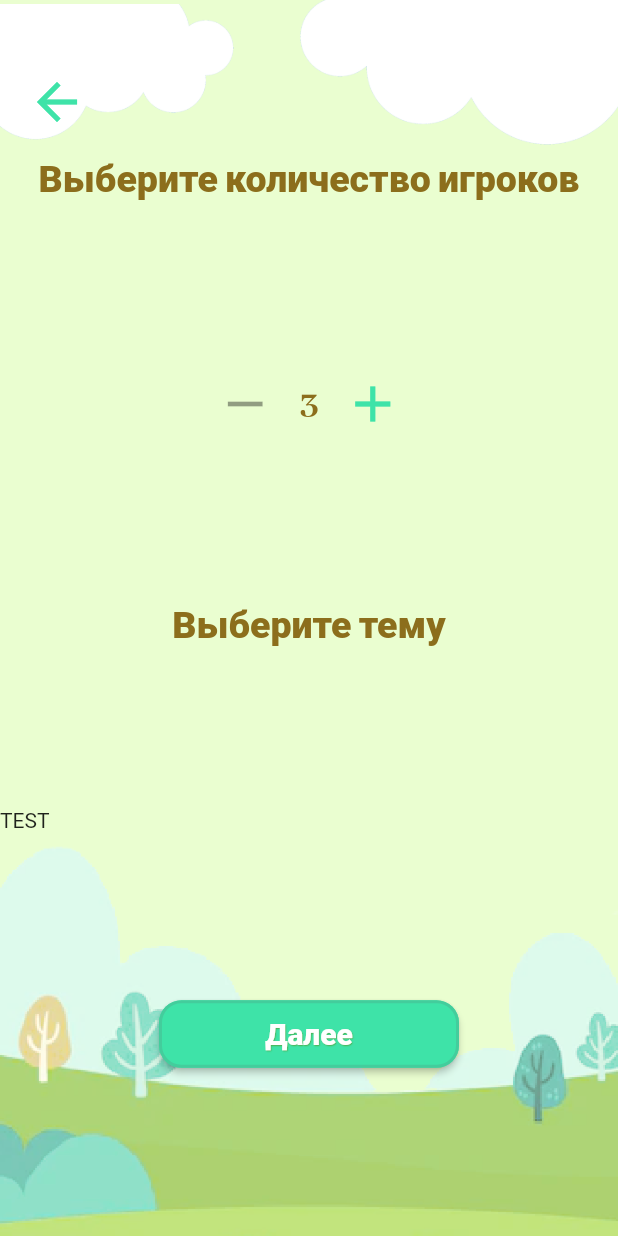
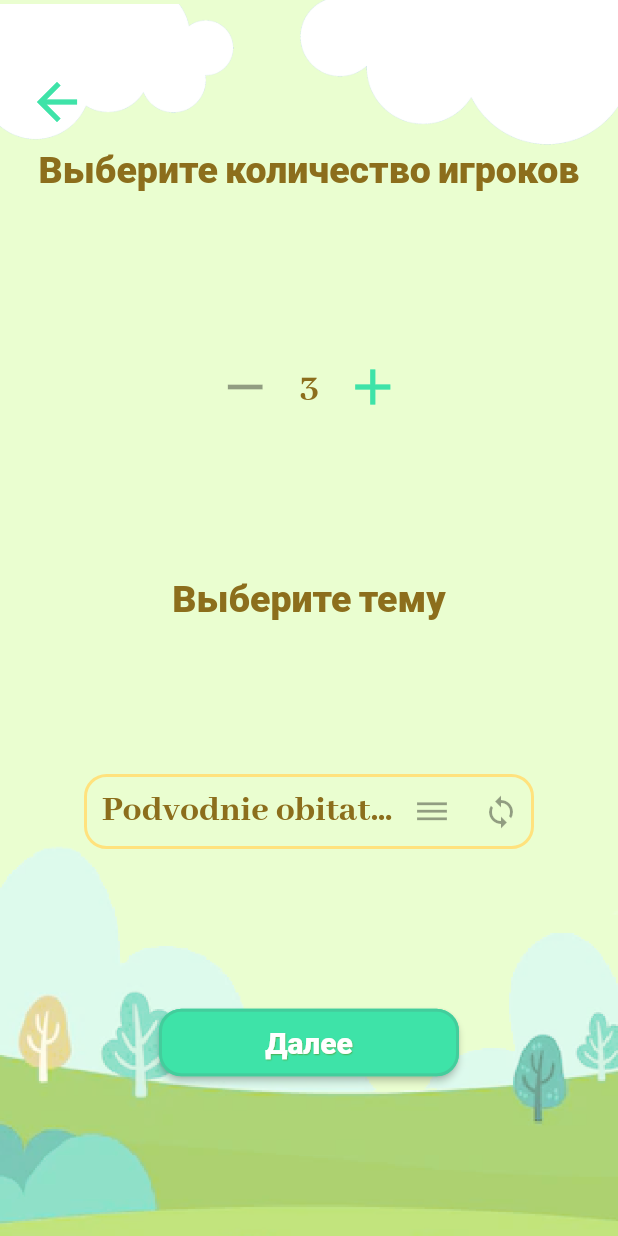
Before and after one commit to rataysh/Dart-Flutter-learning, a Flutter app: the screen it shows after launch, after a tap on "Новая игра", on a phone screen of 412 x 824 dp. Run offline on Flutter 3.47's test engine with Material 2 defaults, Android fonts, the light colour scheme and no system bars; our stand-ins replace flip_card, flutter_swiper.

Commit message:
themeChoues

```diff
--- a/lib/classes/AllTheme.dart
+++ b/lib/classes/AllTheme.dart
@@ -7,7 +7,9 @@ import '../const/standartTheme.dart';
 class AllTheme {
   List listAllTheme;
 
+
   AllTheme({required this.listAllTheme});
+
 }
 
 
--- a/lib/screens/newGameRole.dart
+++ b/lib/screens/newGameRole.dart
@@ -1,7 +1,6 @@
 import 'package:flutter/cupertino.dart';
 import 'package:flutter/material.dart';
-
-// import 'package:flutter_swipable/flutter_swipable.dart';
+import '../classes/AllTheme.dart';
 import '../const/slyles.dart';
 import 'elementsOfScreens/backButton.dart';
 import 'elementsOfScreens/background.dart';
@@ -51,7 +50,7 @@ class _NewGameRoleState extends State<NewGameRole> {
             child: ElevatedButton(
               style: mainMenuButtonStyle,
               onPressed: () {
-                // print(_argumentsPlayersName['3']);
+                print(myAllTheme.listAllTheme[0].name);
               },
               child: const Text(
                 'TEST',
@@ -85,7 +84,7 @@ class _NewGameRoleState extends State<NewGameRole> {
           width: 4,
           color: Colors.black,
         ),
-        // color: colorDisabledButton,
+        color: colorDisabledButton,
       ),
       child: Text(
           '$_tempName',
--- a/lib/screens/newGameStart.dart
+++ b/lib/screens/newGameStart.dart
@@ -35,7 +35,7 @@ class _AddNewPlayersState extends State<AddNewPlayers> {
         _myChouseQuantity(),
         const Text('Выберите тему', style: eachThemeHeaderTextStyle),
         // eachThemeForm('TEST'),
-        _myChouseTheme('TEST'),
+        _myChouseTheme('Podvodnie obitateli'),
         Padding(
           padding: const EdgeInsets.all(6.0),
           child: ElevatedButton(
@@ -53,6 +53,10 @@ class _AddNewPlayersState extends State<AddNewPlayers> {
       ],
     );
   }
+
+  // _funcAllTheme() {
+  //   print('TESTTT');
+  // }
 
   _myChouseQuantity() {
     return Row(
@@ -112,9 +116,49 @@ class _AddNewPlayersState extends State<AddNewPlayers> {
 
   _myChouseTheme(data) {
     return Row(
+      mainAxisAlignment: MainAxisAlignment.center,
       children: [
-
-        Text(data),
+        Container(
+          alignment: Alignment.center,
+          width: 300,
+          height: 50,
+          child: TextField(
+            enabled: false,
+            // textAlign: TextAlign.center,
+            decoration: InputDecoration(
+              // alignLabelWithHint: false,
+              focusedBorder: myBorderStyleForAddTheme,
+              enabledBorder: myBorderStyleForAddTheme,
+              disabledBorder: myBorderStyleForAddTheme,
+              border: myBorderStyleForAddTheme,
+              labelText: data,
+              labelStyle: eachThemeHeaderTextStyle,
+              suffixIcon: Row(
+                mainAxisSize: MainAxisSize.min,
+                mainAxisAlignment: MainAxisAlignment.end,
+                children: [
+                  IconButton(
+                    alignment: Alignment.center,
+                    // iconSize: 20,
+                    icon: Icon(Icons.dehaze),
+                    onPressed: () {
+                      print('ettst');
+                    },
+                    ),
+                  SizedBox(
+                    width: 10,
+                  ),
+                  Icon(
+                    Icons.sync,
+                  ),
+                  SizedBox(
+                    width: 10,
+                  ),
+                ],
+              ),
+            ),
+          ),
+        ),
       ],
     );
   }
```
